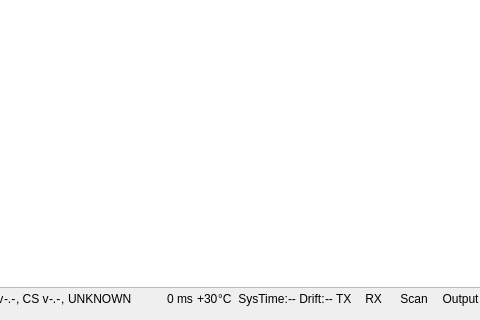
dmaone/CommonSense, file FlightController/FlightController.ui: the form before one commit; both pictures show x 119 to 599 and y 230 to 550 of the 780 by 550 pixel window.
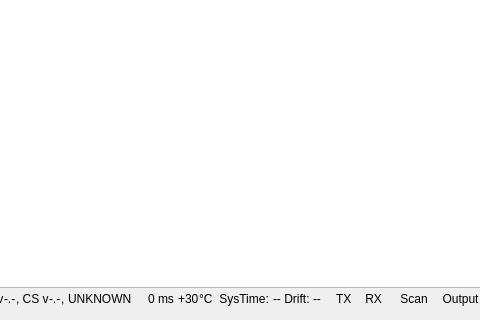
The form after the commit. Custom widgets are drawn as their Qt base class.

The edit to the form file:
```diff
--- a/FlightController/FlightController.ui
+++ b/FlightController/FlightController.ui
@@ -305,7 +305,7 @@
       <item row="1" column="15">
        <widget class="QLabel" name="sysClockDriftLegend">
         <property name="text">
-         <string> Drift:</string>
+         <string> Drift: </string>
         </property>
        </widget>
       </item>
@@ -341,7 +341,7 @@
       <item row="1" column="13">
        <widget class="QLabel" name="sysTimeLegend">
         <property name="text">
-         <string> SysTime:</string>
+         <string> SysTime: </string>
         </property>
        </widget>
       </item>
@@ -361,6 +361,12 @@
       </item>
       <item row="1" column="16">
        <widget class="QLabel" name="sysClockDriftLabel">
+        <property name="minimumSize">
+         <size>
+          <width>20</width>
+          <height>0</height>
+         </size>
+        </property>
         <property name="text">
          <string>--</string>
         </property>
```
